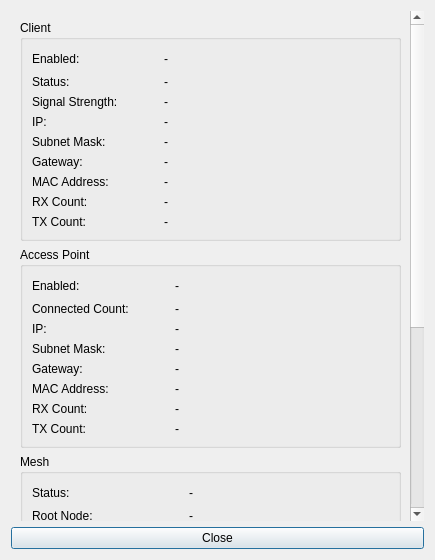
Above: src/brickv/plugin_system/plugins/master/ui/wifi2_status.ui from Tinkerforge/brickv before the change. Below: the same form after it.
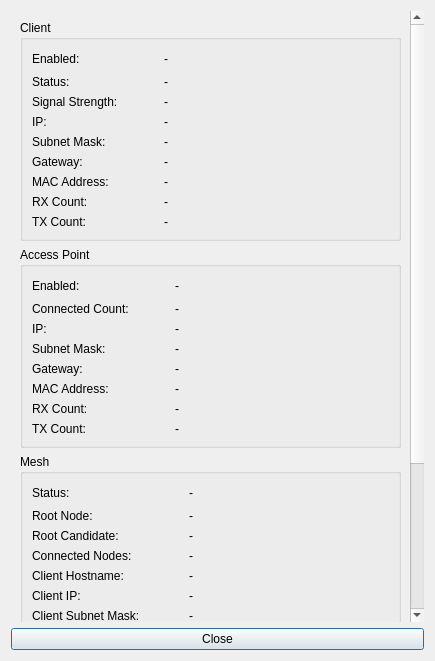
That is the form after the change.

Commit message: wifi-v2: Make all values on status dialog selectable

The edit to the form file:
```diff
--- a/src/brickv/plugin_system/plugins/master/ui/wifi2_status.ui
+++ b/src/brickv/plugin_system/plugins/master/ui/wifi2_status.ui
@@ -7,7 +7,7 @@
     <x>0</x>
     <y>0</y>
     <width>435</width>
-    <height>560</height>
+    <height>661</height>
    </rect>
   </property>
   <property name="windowTitle">
@@ -26,9 +26,9 @@
       <property name="geometry">
        <rect>
         <x>0</x>
-        <y>-384</y>
-        <width>401</width>
-        <height>900</height>
+        <y>0</y>
+        <width>399</width>
+        <height>930</height>
        </rect>
       </property>
       <layout class="QVBoxLayout" name="verticalLayout_5">
```
Left out of the diff: 45 changed lines with no effect on the pictures.
